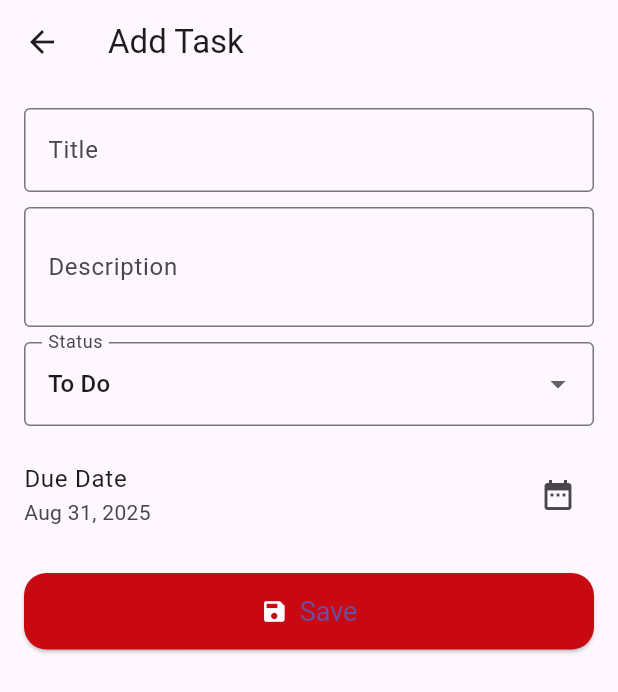
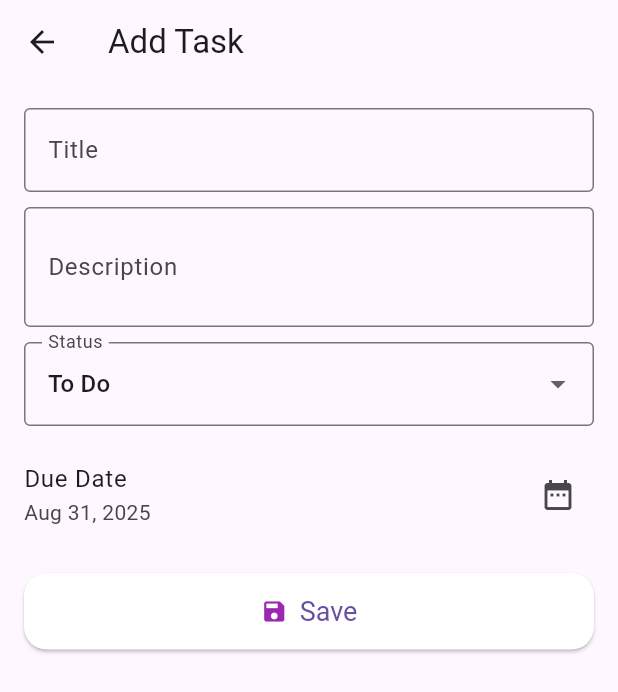
Before and after one commit to atulproject99/task_manager, a Flutter app: the AddEditTaskScreen screen opened directly, on a phone screen of 412 x 824 dp. Shown: the top 692 px of the screen. Run offline on Flutter 3.47's test engine with Material 3 defaults, Android fonts, the phone set to English and light mode, and no system bars; our stand-ins replace equatable, flutter_bloc, shared_preferences, sqflite; accounts and stored records are empty.

Commit message:
Code refactored

```diff
--- a/lib/core/app_colors.dart
+++ b/lib/core/app_colors.dart
@@ -6,6 +6,7 @@ class AppColors {
   static const Color black = Color(0xFF000000);
   static const Color white = Color(0xFFFFFFFF);
   static const Color red = Color(0xFFC90911);
+  static const Color orange = Colors.orange;
   static const Color green = Color(0xFF4CAF50);
 
   static const Color grey = Color(0xFFB3B3B3);
--- /dev/null
+++ b/lib/core/app_strings.dart
@@ -0,0 +1,28 @@
+class AppStrings {
+  // General
+  static const taskManager = 'Task Manager';
+  static const addTask = 'Add Task';
+  static const editTask = 'Edit Task';
+  static const save = 'Save';
+
+  // Form Labels
+  static const title = 'Title';
+  static const description = 'Description';
+  static const status = 'Status';
+  static const dueDate = 'Due Date';
+
+  // Form Validation
+  static const titleValidation = 'Title must be at least 3 characters';
+
+  // Status Labels
+  static const toDo = 'To Do';
+  static const inProgress = 'In Progress';
+  static const done = 'Done';
+
+  // Task List Screen
+
+  static const toggleTheme = 'Toggle theme';
+  static const add = 'Add';
+  static const noTasks = 'No tasks to show';
+  static const newTask = 'New Task';
+}
--- a/lib/core/theme/app_theme.dart
+++ b/lib/core/theme/app_theme.dart
@@ -9,8 +9,8 @@ class AppTheme {
     elevatedButtonTheme: ElevatedButtonThemeData(
       style: ElevatedButton.styleFrom(
         shape: RoundedRectangleBorder(borderRadius: BorderRadius.circular(15)),
-        backgroundColor: AppColors.red,
-        iconColor: AppColors.white,
+        backgroundColor: AppColors.white,
+        iconColor: AppColors.purple,
         textStyle: const TextStyle(fontSize: 18, color: AppColors.white),
         padding: const EdgeInsets.symmetric(horizontal: 15, vertical: 15),
       ),
--- a/lib/features/task_manager/presentation/screens/add_edit_task_screen.dart
+++ b/lib/features/task_manager/presentation/screens/add_edit_task_screen.dart
@@ -2,6 +2,7 @@ import 'package:flutter/material.dart';
 import 'package:flutter_bloc/flutter_bloc.dart';
 import 'package:intl/intl.dart';
 import 'package:task_manager/core/constants.dart';
+import 'package:task_manager/core/app_strings.dart';
 import 'package:task_manager/features/task_manager/domain/entities/task.dart';
 import 'package:task_manager/features/task_manager/presentation/blocs/task_bloc/task_bloc.dart';
 import 'package:task_manager/features/task_manager/presentation/blocs/task_bloc/task_event.dart';
@@ -72,7 +73,9 @@ class _AddEditTaskScreenState extends State<AddEditTaskScreen> {
     final dateStr = DateFormat.yMMMd().format(_dueDate);
     return Scaffold(
       appBar: AppBar(
-        title: Text(widget.task == null ? 'Add Task' : 'Edit Task'),
+        title: Text(
+          widget.task == null ? AppStrings.addTask : AppStrings.editTask,
+        ),
       ),
       body: Padding(
         padding: const EdgeInsets.all(16.0),
@@ -83,12 +86,12 @@ class _AddEditTaskScreenState extends State<AddEditTaskScreen> {
               TextFormField(
                 controller: _titleCtrl,
                 decoration: const InputDecoration(
-                  labelText: 'Title',
+                  labelText: AppStrings.title,
                   border: OutlineInputBorder(),
                 ),
                 validator: (v) {
                   if (v == null || v.trim().length < 3) {
-                    return 'Title must be at least 3 characters';
+                    return AppStrings.titleValidation;
                   }
                   return null;
                 },
@@ -99,7 +102,7 @@ class _AddEditTaskScreenState extends State<AddEditTaskScreen> {
                 minLines: 2,
                 maxLines: 4,
                 decoration: const InputDecoration(
-                  labelText: 'Description',
+                  labelText: AppStrings.description,
                   border: OutlineInputBorder(),
                 ),
               ),
@@ -109,25 +112,28 @@ class _AddEditTaskScreenState extends State<AddEditTaskScreen> {
                 items: const [
                   DropdownMenuItem(
                     value: TaskStatus.todo,
-                    child: Text('To Do'),
+                    child: Text(AppStrings.toDo),
                   ),
                   DropdownMenuItem(
                     value: TaskStatus.inProgress,
-                    child: Text('In Progress'),
+                    child: Text(AppStrings.inProgress),
                   ),
-                  DropdownMenuItem(value: TaskStatus.done, child: Text('Done')),
+                  DropdownMenuItem(
+                    value: TaskStatus.done,
+                    child: Text(AppStrings.done),
+                  ),
                 ],
                 onChanged: (val) =>
                     setState(() => _status = val ?? TaskStatus.todo),
                 decoration: const InputDecoration(
-                  labelText: 'Status',
+                  labelText: AppStrings.status,
                   border: OutlineInputBorder(),
                 ),
               ),
               const SizedBox(height: 10),
               ListTile(
                 contentPadding: EdgeInsets.zero,
-                title: const Text('Due Date'),
+                title: const Text(AppStrings.dueDate),
                 subtitle: Text(dateStr),
                 trailing: IconButton(
                   icon: const Icon(Icons.date_range),
@@ -138,7 +144,7 @@ class _AddEditTaskScreenState extends State<AddEditTaskScreen> {
               ElevatedButton.icon(
                 onPressed: _save,
                 icon: const Icon(Icons.save),
-                label: const Text('Save'),
+                label: const Text(AppStrings.save),
               ),
             ],
           ),
--- a/lib/features/task_manager/presentation/widgets/task_tile.dart
+++ b/lib/features/task_manager/presentation/widgets/task_tile.dart
@@ -1,6 +1,7 @@
 import 'package:flutter/material.dart';
 import 'package:flutter_bloc/flutter_bloc.dart';
 import 'package:intl/intl.dart';
+import 'package:task_manager/core/app_colors.dart';
 import 'package:task_manager/core/constants.dart';
 import 'package:task_manager/features/task_manager/domain/entities/task.dart';
 import 'package:task_manager/features/task_manager/presentation/blocs/task_bloc/task_bloc.dart';
@@ -18,13 +19,13 @@ class TaskTile extends StatelessWidget {
     return Dismissible(
       key: ValueKey(task.id),
       background: Container(
-        color: Colors.green,
+        color: AppColors.green,
         alignment: Alignment.centerLeft,
         padding: const EdgeInsets.symmetric(horizontal: 16),
         child: const Icon(Icons.check, color: Colors.white),
       ),
       secondaryBackground: Container(
-        color: Colors.orange,
+        color: AppColors.orange,
         alignment: Alignment.centerRight,
         padding: const EdgeInsets.symmetric(horizontal: 16),
         child: const Icon(Icons.timelapse, color: Colors.white),
```
Also changed, not shown: lib/features/task_manager/presentation/screens/task_list_screen.dart (+12 -9 lines).
